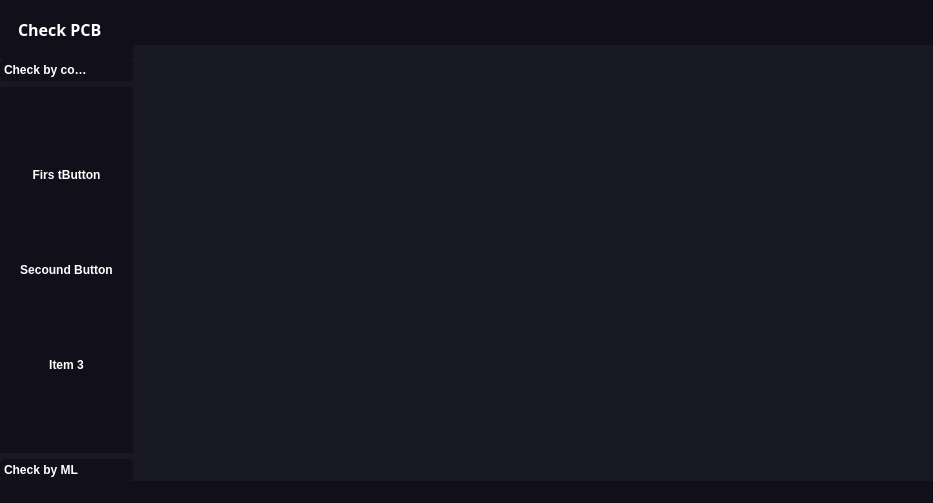
MarcinKrupnik/CheckPCB, file check_pcb.ui: the form before one commit.
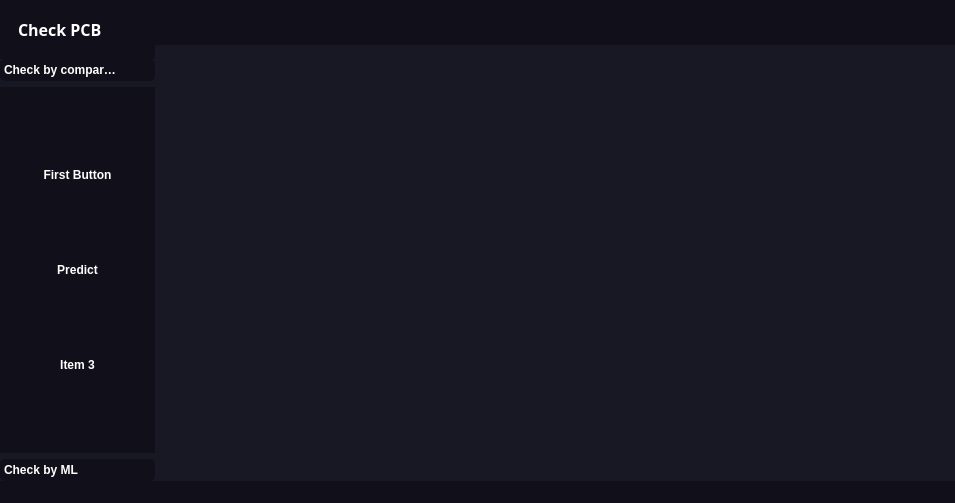
The form after the commit. Icons and pictures are not drawn.

The edit to the form file:
```diff
--- a/check_pcb.ui
+++ b/check_pcb.ui
@@ -6,8 +6,8 @@
    <rect>
     <x>0</x>
     <y>0</y>
-    <width>689</width>
-    <height>304</height>
+    <width>955</width>
+    <height>499</height>
    </rect>
   </property>
   <property name="windowTitle">
@@ -221,7 +221,7 @@
                   <x>0</x>
                   <y>0</y>
                   <width>155</width>
-                  <height>156</height>
+                  <height>351</height>
                  </rect>
                 </property>
                 <property name="styleSheet">
@@ -259,7 +259,7 @@
                     </font>
                    </property>
                    <property name="text">
-                    <string>Firs tButton</string>
+                    <string>First Button</string>
                    </property>
                   </widget>
                  </item>
@@ -272,7 +272,7 @@
                     </font>
                    </property>
                    <property name="text">
-                    <string>Secound Button</string>
+                    <string>Predict</string>
                    </property>
                   </widget>
                  </item>
```
Left out of the diff: 6 changed lines with no effect on the pictures.
